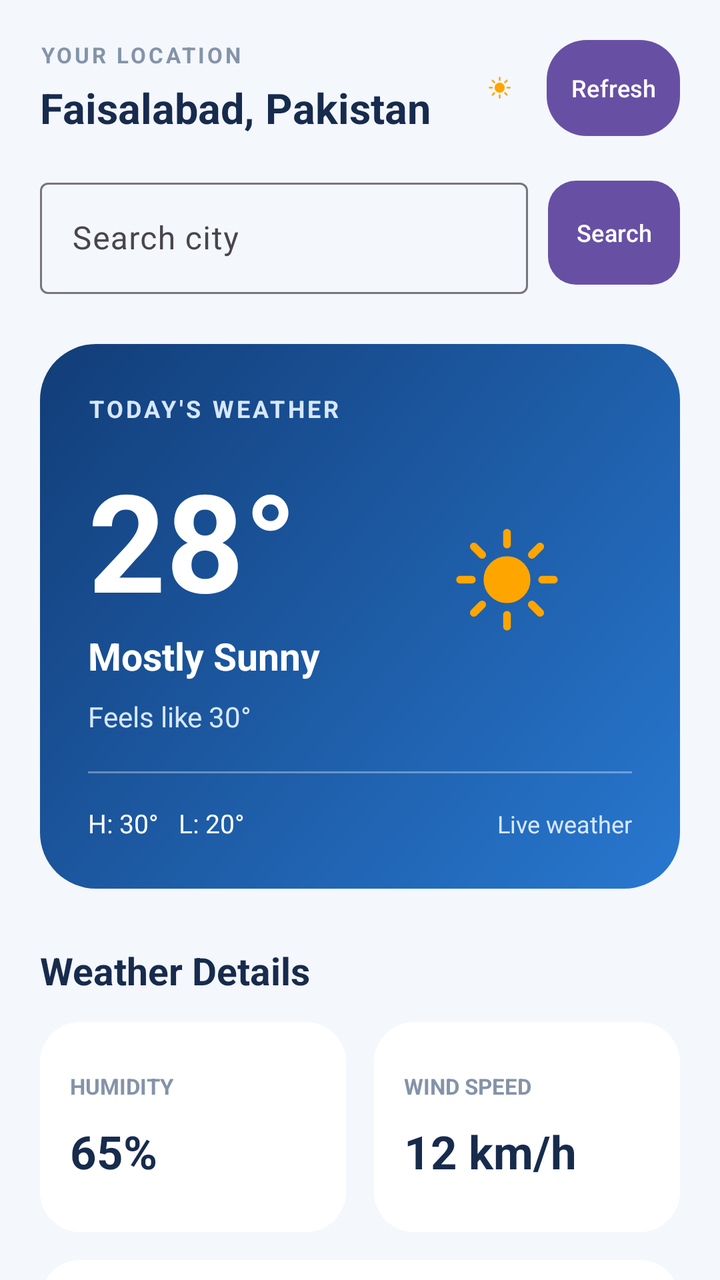
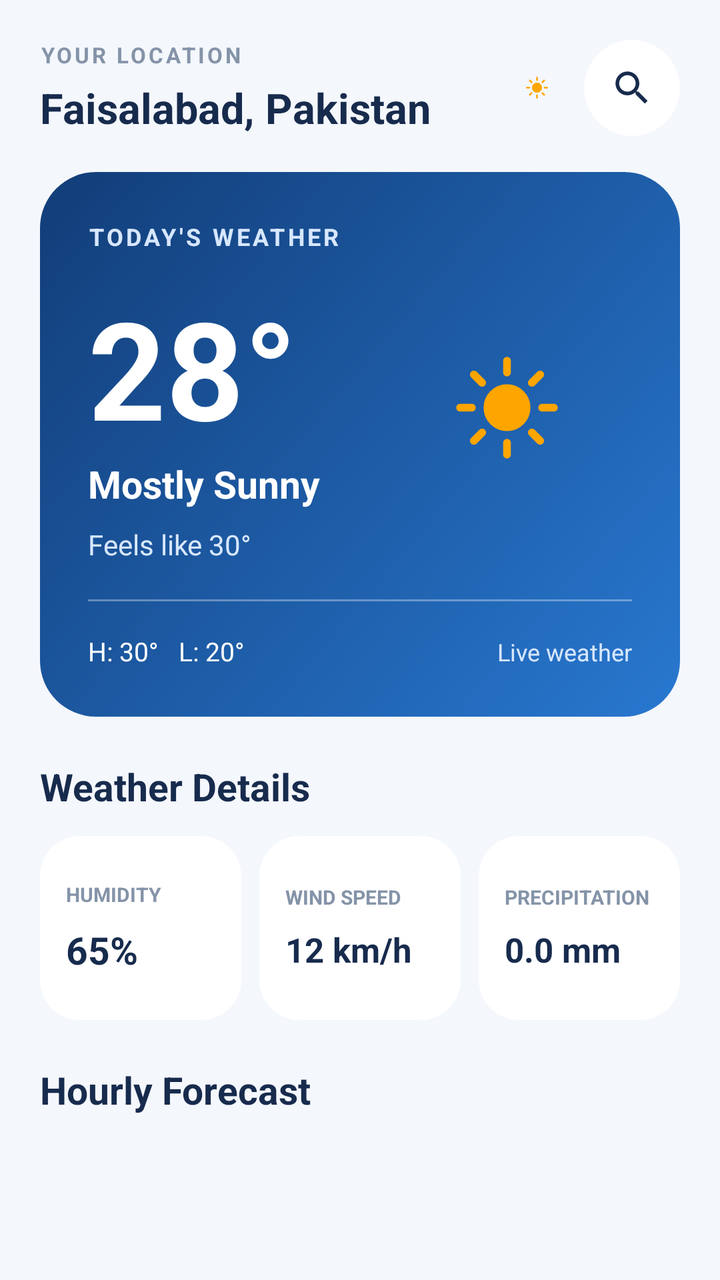

Before-and-after screenshots of an Android layout around one commit, followed by the original layout XML and the change that was made.
<!-- AndroidManifest.xml: application theme Theme.WeatherApp -->
<!-- res/layout/activity_main.xml -->
<?xml version="1.0" encoding="utf-8"?>
<ScrollView xmlns:android="http://schemas.android.com/apk/res/android"
    xmlns:app="http://schemas.android.com/apk/res-auto"
    android:id="@+id/main"
    android:layout_width="match_parent"
    android:layout_height="match_parent"
    android:background="#F4F7FC"
    android:fillViewport="true"
    android:scrollbars="none">

    <LinearLayout
        android:layout_width="match_parent"
        android:layout_height="wrap_content"
        android:orientation="vertical"
        android:padding="20dp">

        
        <LinearLayout
            android:layout_width="match_parent"
            android:layout_height="wrap_content"
            android:gravity="center_vertical"
            android:orientation="horizontal">

            <LinearLayout
                android:layout_width="0dp"
                android:layout_height="wrap_content"
                android:layout_weight="1"
                android:orientation="vertical">

                <TextView
                    android:layout_width="wrap_content"
                    android:layout_height="wrap_content"
                    android:text="YOUR LOCATION"
                    android:textColor="#8493A8"
                    android:textSize="11sp"
                    android:textStyle="bold"
                    android:letterSpacing="0.12" />

                <TextView
                    android:id="@+id/tvLocation"
                    android:layout_width="wrap_content"
                    android:layout_height="wrap_content"
                    android:layout_marginTop="5dp"
                    android:text="Faisalabad, Pakistan"
                    android:textColor="#172B4D"
                    android:textSize="21sp"
                    android:textStyle="bold" />

            </LinearLayout>

            <ImageView
                android:id="@+id/ivHeaderWeather"
                android:layout_width="27dp"
                android:layout_height="27dp"
                android:src="@drawable/day"
                android:contentDescription="Weather"
                android:scaleType="fitCenter" />

            
            <ProgressBar
                android:id="@+id/progressBar"
                style="?android:attr/progressBarStyleSmall"
                android:layout_width="24dp"
                android:layout_height="24dp"
                android:layout_marginStart="10dp"
                android:indeterminateTint="#2F6FED"
                android:visibility="gone" />

            <com.google.android.material.button.MaterialButton
                android:id="@+id/btnRefresh"
                android:layout_width="wrap_content"
                android:layout_height="48dp"
                android:layout_marginStart="10dp"
                android:insetTop="0dp"
                android:insetBottom="0dp"
                android:minWidth="0dp"
                android:paddingStart="12dp"
                android:paddingEnd="12dp"
                android:text="Refresh"
                android:textSize="12sp"
                app:cornerRadius="20dp" />
        </LinearLayout>
        
        <LinearLayout
            android:layout_width="match_parent"
            android:layout_height="wrap_content"
            android:layout_marginTop="18dp"
            android:gravity="center_vertical"
            android:orientation="horizontal">

            <com.google.android.material.textfield.TextInputLayout
                android:id="@+id/searchLayout"
                style="@style/Widget.Material3.TextInputLayout.OutlinedBox"
                android:layout_width="0dp"
                android:layout_height="wrap_content"
                android:layout_weight="1"
                android:hint="Search city">

                <com.google.android.material.textfield.TextInputEditText
                    android:id="@+id/etCitySearch"
                    android:layout_width="match_parent"
                    android:layout_height="wrap_content"
                    android:imeOptions="actionSearch"
                    android:inputType="textCapWords"
                    android:maxLines="1" />
            </com.google.android.material.textfield.TextInputLayout>

            <com.google.android.material.button.MaterialButton
                android:id="@+id/btnSearch"
                android:layout_width="wrap_content"
                android:layout_height="52dp"
                android:layout_marginStart="10dp"
                android:insetTop="0dp"
                android:insetBottom="0dp"
                android:minWidth="0dp"
                android:paddingStart="14dp"
                android:paddingEnd="14dp"
                android:text="Search"
                android:textSize="12sp"
                app:cornerRadius="14dp" />
        </LinearLayout>

        
        <LinearLayout
            android:id="@+id/llError"
            android:layout_width="match_parent"
            android:layout_height="wrap_content"
            android:layout_marginTop="10dp"
            android:background="@drawable/bg_error"
            android:gravity="center_vertical"
            android:orientation="horizontal"
            android:padding="12dp"
            android:visibility="gone">

            <TextView
                android:id="@+id/tvError"
                android:layout_width="0dp"
                android:layout_height="wrap_content"
                android:layout_weight="1"
                android:textColor="#B3261E"
                android:textSize="13sp" />

            <com.google.android.material.button.MaterialButton
                android:id="@+id/btnRetry"
                android:layout_width="wrap_content"
                android:layout_height="48dp"
                android:layout_marginStart="8dp"
                android:insetTop="0dp"
                android:insetBottom="0dp"
                android:minWidth="0dp"
                android:paddingStart="14dp"
                android:paddingEnd="14dp"
                android:text="Retry"
                android:textSize="12sp"
                app:cornerRadius="14dp" />
        </LinearLayout>

        
        <LinearLayout
            android:id="@+id/llSearchResults"
            android:layout_width="match_parent"
            android:layout_height="wrap_content"
            android:layout_marginTop="10dp"
            android:background="@drawable/bg_detail_card"
            android:orientation="vertical"
            android:padding="6dp"
            android:visibility="gone" />

        
        <LinearLayout
            android:id="@+id/cardMain"
            android:layout_width="match_parent"
            android:layout_height="wrap_content"
            android:layout_marginTop="25dp"
            android:background="@drawable/bg_weather_card"
            android:focusable="true"
            android:orientation="vertical"
            android:padding="24dp">

            <TextView
                android:layout_width="wrap_content"
                android:layout_height="wrap_content"
                android:text="TODAY'S WEATHER"
                android:textColor="#D7E7FF"
                android:textSize="12sp"
                android:textStyle="bold"
                android:letterSpacing="0.12" />

            <LinearLayout
                android:importantForAccessibility="noHideDescendants"
                android:layout_width="match_parent"
                android:layout_height="wrap_content"
                android:gravity="center_vertical"
                android:orientation="horizontal">

                <LinearLayout
                    android:layout_width="0dp"
                    android:layout_height="wrap_content"
                    android:layout_weight="1"
                    android:orientation="vertical">

                    <TextView
                        android:id="@+id/tvTemperature"
                        android:layout_width="wrap_content"
                        android:layout_height="wrap_content"
                        android:layout_marginTop="12dp"
                        android:text="28°"
                        android:textColor="#FFFFFF"
                        android:textSize="68sp"
                        android:textStyle="bold" />

                    <TextView
                        android:id="@+id/tvCondition"
                        android:layout_width="wrap_content"
                        android:layout_height="wrap_content"
                        android:text="Mostly Sunny"
                        android:textColor="#FFFFFF"
                        android:textSize="19sp"
                        android:textStyle="bold" />

                    <TextView
                        android:id="@+id/tvFeelsLike"
                        android:layout_width="wrap_content"
                        android:layout_height="wrap_content"
                        android:layout_marginTop="8dp"
                        android:text="Feels like 30°"
                        android:textColor="#D7E7FF"
                        android:textSize="14sp" />

                </LinearLayout>

                <ImageView
                    android:id="@+id/ivCurrentWeather"
                    android:layout_width="125dp"
                    android:layout_height="125dp"
                    android:src="@drawable/day"
                    android:scaleType="fitCenter"
                    android:contentDescription="Current weather illustration" />

            </LinearLayout>

            <View
                android:layout_width="match_parent"
                android:layout_height="1dp"
                android:layout_marginTop="18dp"
                android:background="#55FFFFFF" />

            <LinearLayout
                android:importantForAccessibility="noHideDescendants"
                android:layout_width="match_parent"
                android:layout_height="wrap_content"
                android:layout_marginTop="16dp"
                android:orientation="horizontal">

                <TextView
                    android:id="@+id/tvHighLow"
                    android:layout_width="0dp"
                    android:layout_height="wrap_content"
                    android:layout_weight="1"
                    android:text="H: 30°   L: 20°"
                    android:textColor="#FFFFFF"
                    android:textSize="13sp" />

                <TextView
                    android:layout_width="wrap_content"
                    android:layout_height="wrap_content"
                    android:text="Live weather"
                    android:textColor="#D7E7FF"
                    android:textSize="12sp" />

            </LinearLayout>

        </LinearLayout>

        
        <TextView
            android:layout_width="wrap_content"
            android:layout_height="wrap_content"
            android:layout_marginTop="28dp"
            android:id="@+id/tvDetailsHeading"
            android:text="Weather Details"
            android:textColor="#172B4D"
            android:textSize="19sp"
            android:textStyle="bold" />

        
        <LinearLayout
            android:layout_width="match_parent"
            android:layout_height="wrap_content"
            android:layout_marginTop="13dp"
            android:orientation="horizontal">

            <LinearLayout
                android:id="@+id/cardHumidity"
                android:layout_width="0dp"
                android:layout_height="wrap_content"
                android:minHeight="105dp"
                android:layout_marginEnd="7dp"
                android:layout_weight="1"
                android:background="@drawable/bg_detail_card"
                android:gravity="center_vertical"
                android:orientation="vertical"
                android:padding="15dp">

                <TextView
                    android:layout_width="wrap_content"
                    android:layout_height="wrap_content"
                    android:text="HUMIDITY"
                    android:textColor="#8493A8"
                    android:textSize="11sp"
                    android:textStyle="bold" />

                <TextView
                    android:id="@+id/tvHumidity"
                    android:layout_width="wrap_content"
                    android:layout_height="wrap_content"
                    android:layout_marginTop="10dp"
                    android:text="65%"
                    android:textColor="#172B4D"
                    android:textSize="23sp"
                    android:textStyle="bold" />

            </LinearLayout>

            <LinearLayout
                android:id="@+id/cardWind"
                android:layout_width="0dp"
                android:layout_height="wrap_content"
                android:minHeight="105dp"
                android:layout_marginStart="7dp"
                android:layout_weight="1"
                android:background="@drawable/bg_detail_card"
                android:gravity="center_vertical"
                android:orientation="vertical"
                android:padding="15dp">

                <TextView
                    android:layout_width="wrap_content"
                    android:layout_height="wrap_content"
                    android:text="WIND SPEED"
                    android:textColor="#8493A8"
                    android:textSize="11sp"
                    android:textStyle="bold" />

                <TextView
                    android:id="@+id/tvWindSpeed"
                    android:layout_width="wrap_content"
                    android:layout_height="wrap_content"
                    android:layout_marginTop="10dp"
                    android:text="12 km/h"
                    android:textColor="#172B4D"
                    android:textSize="23sp"
                    android:textStyle="bold" />

            </LinearLayout>

        </LinearLayout>

        
        <LinearLayout
            android:id="@+id/cardPrecipitation"
            android:layout_width="match_parent"
            android:layout_height="wrap_content"
            android:minHeight="105dp"
            android:layout_marginTop="14dp"
            android:background="@drawable/bg_detail_card"
            android:gravity="center_vertical"
            android:orientation="vertical"
            android:padding="15dp">

            <TextView
                android:layout_width="wrap_content"
                android:layout_height="wrap_content"
                android:text="PRECIPITATION"
                android:textColor="#8493A8"
                android:textSize="11sp"
                android:textStyle="bold" />

            <TextView
                android:id="@+id/tvPrecipitation"
                android:layout_width="wrap_content"
                android:layout_height="wrap_content"
                android:layout_marginTop="10dp"
                android:text="0.0 mm"
                android:textColor="#172B4D"
                android:textSize="23sp"
                android:textStyle="bold" />

        </LinearLayout>

        
        <TextView
            android:layout_width="wrap_content"
            android:layout_height="wrap_content"
            android:layout_marginTop="28dp"
            android:id="@+id/tvHourlyHeading"
            android:text="Hourly Forecast"
            android:textColor="#172B4D"
            android:textSize="19sp"
            android:textStyle="bold" />

        
        
        <androidx.recyclerview.widget.RecyclerView
            android:id="@+id/rvHourly"
            android:layout_width="match_parent"
            android:layout_height="wrap_content"
            android:minHeight="120dp"
            android:layout_marginTop="13dp"
            android:clipToPadding="false"
            android:nestedScrollingEnabled="false"
            android:overScrollMode="never"
            android:paddingStart="2dp"
            android:paddingEnd="2dp"
            android:scrollbars="none" />

        
        <TextView
            android:layout_width="wrap_content"
            android:layout_height="wrap_content"
            android:layout_marginTop="28dp"
            android:id="@+id/tvDailyHeading"
            android:text="7-Day Forecast"
            android:textColor="#172B4D"
            android:textSize="19sp"
            android:textStyle="bold" />

        
        <androidx.recyclerview.widget.RecyclerView
            android:id="@+id/rvDaily"
            android:layout_width="match_parent"
            android:layout_height="wrap_content"
            android:layout_marginTop="13dp"
            android:background="@drawable/bg_detail_card"
            android:clipToPadding="false"
            android:nestedScrollingEnabled="false"
            android:overScrollMode="never"
            android:padding="12dp"
            android:scrollbars="none" />

    </LinearLayout>
</ScrollView>
<!-- resources referenced by this layout -->
<resources>
  <!-- drawable bg_detail_card (drawable) -->
  <?xml version="1.0" encoding="utf-8"?>
  <shape xmlns:android="http://schemas.android.com/apk/res/android">
      <solid android:color="#FFFFFF" />
      <corners android:radius="20dp" />
  </shape>
  <!-- drawable bg_error (drawable) -->
  <?xml version="1.0" encoding="utf-8"?>
  <shape xmlns:android="http://schemas.android.com/apk/res/android">
      <solid android:color="#FDECEA" />
      <corners android:radius="20dp" />
  </shape>
  <!-- drawable bg_weather_card (drawable) -->
  <?xml version="1.0" encoding="utf-8"?>
  <shape xmlns:android="http://schemas.android.com/apk/res/android">
      <corners android:radius="28dp" />
      <gradient
          android:startColor="#2878D0"
          android:endColor="#123D78"
          android:angle="135" />
  </shape>
  <!-- drawable day (drawable) -->
  <vector xmlns:android="http://schemas.android.com/apk/res/android"
      android:width="64dp"
      android:height="64dp"
      android:viewportWidth="64"
      android:viewportHeight="64">
    <path
        android:pathData="M32,41L32,44"
        android:strokeWidth="2"
        android:fillColor="#00000000"
        android:strokeColor="#ffa500"
        android:strokeLineCap="round"/>
    <path
        android:pathData="M25.636,38.364L23.515,40.485"
        android:strokeWidth="2"
        android:fillColor="#00000000"
        android:strokeColor="#ffa500"
        android:strokeLineCap="round"/>
    <path
        android:pathData="M23,32L20,32"
        android:strokeWidth="2"
        android:fillColor="#00000000"
        android:strokeColor="#ffa500"
        android:strokeLineCap="round"/>
    <path
        android:pathData="M25.636,25.636L23.515,23.515"
        android:strokeWidth="2"
        android:fillColor="#00000000"
        android:strokeColor="#ffa500"
        android:strokeLineCap="round"/>
    <path
        android:pathData="M32,23L32,20"
        android:strokeWidth="2"
        android:fillColor="#00000000"
        android:strokeColor="#ffa500"
        android:strokeLineCap="round"/>
    <path
        android:pathData="M38.364,25.636L40.485,23.515"
        android:strokeWidth="2"
        android:fillColor="#00000000"
        android:strokeColor="#ffa500"
        android:strokeLineCap="round"/>
    <path
        android:pathData="M41,32L44,32"
        android:strokeWidth="2"
        android:fillColor="#00000000"
        android:strokeColor="#ffa500"
        android:strokeLineCap="round"/>
    <path
        android:pathData="M38.364,38.364L40.485,40.485"
        android:strokeWidth="2"
        android:fillColor="#00000000"
        android:strokeColor="#ffa500"
        android:strokeLineCap="round"/>
    <path
        android:pathData="M32,32m-5,0a5,5 0,1 1,10 0a5,5 0,1 1,-10 0"
        android:strokeWidth="2"
        android:fillColor="#ffa500"
        android:strokeColor="#ffa500"/>
  </vector>
  <style name="Theme.WeatherApp" parent="Base.Theme.WeatherApp" />
  <style name="Base.Theme.WeatherApp" parent="Theme.Material3.DayNight.NoActionBar">
          
          <item name="android:windowBackground">#F4F7FC</item>
      </style>
</resources>

<!-- the commit's change to res/layout/activity_main.xml (unified diff, before → after) -->
@@ -66,27 +66,28 @@
                 android:indeterminateTint="#2F6FED"
                 android:visibility="gone" />
 
-            <com.google.android.material.button.MaterialButton
-                android:id="@+id/btnRefresh"
-                android:layout_width="wrap_content"
+            
+            <ImageButton
+                android:id="@+id/btnToggleSearch"
+                android:layout_width="48dp"
                 android:layout_height="48dp"
                 android:layout_marginStart="10dp"
-                android:insetTop="0dp"
-                android:insetBottom="0dp"
-                android:minWidth="0dp"
-                android:paddingStart="12dp"
-                android:paddingEnd="12dp"
-                android:text="Refresh"
-                android:textSize="12sp"
-                app:cornerRadius="20dp" />
+                android:background="@drawable/bg_icon_pill"
+                android:contentDescription="Search city"
+                android:padding="13dp"
+                android:scaleType="centerInside"
+                android:src="@drawable/ic_search" />
         </LinearLayout>
-        
-        <LinearLayout
-            android:layout_width="match_parent"
-            android:layout_height="wrap_content"
-            android:layout_marginTop="18dp"
+
+        
+        <LinearLayout
+            android:id="@+id/llSearchBar"
+            android:layout_width="match_parent"
+            android:layout_height="wrap_content"
+            android:layout_marginTop="14dp"
             android:gravity="center_vertical"
-            android:orientation="horizontal">
+            android:orientation="horizontal"
+            android:visibility="gone">
 
             <com.google.android.material.textfield.TextInputLayout
                 android:id="@+id/searchLayout"
@@ -171,7 +172,7 @@
             android:id="@+id/cardMain"
             android:layout_width="match_parent"
             android:layout_height="wrap_content"
-            android:layout_marginTop="25dp"
+            android:layout_marginTop="18dp"
             android:background="@drawable/bg_weather_card"
             android:focusable="true"
             android:orientation="vertical"
@@ -276,7 +277,7 @@
         <TextView
             android:layout_width="wrap_content"
             android:layout_height="wrap_content"
-            android:layout_marginTop="28dp"
+            android:layout_marginTop="22dp"
             android:id="@+id/tvDetailsHeading"
             android:text="Weather Details"
             android:textColor="#172B4D"
@@ -287,37 +288,38 @@
         <LinearLayout
             android:layout_width="match_parent"
             android:layout_height="wrap_content"
-            android:layout_marginTop="13dp"
+            android:layout_marginTop="12dp"
             android:orientation="horizontal">
 
             <LinearLayout
                 android:id="@+id/cardHumidity"
                 android:layout_width="0dp"
                 android:layout_height="wrap_content"
-                android:minHeight="105dp"
-                android:layout_marginEnd="7dp"
+                android:minHeight="92dp"
+                android:layout_marginEnd="6dp"
                 android:layout_weight="1"
                 android:background="@drawable/bg_detail_card"
                 android:gravity="center_vertical"
                 android:orientation="vertical"
-                android:padding="15dp">
+                android:padding="13dp">
 
                 <TextView
                     android:layout_width="wrap_content"
                     android:layout_height="wrap_content"
                     android:text="HUMIDITY"
                     android:textColor="#8493A8"
-                    android:textSize="11sp"
+                    android:textSize="10sp"
                     android:textStyle="bold" />
 
                 <TextView
                     android:id="@+id/tvHumidity"
                     android:layout_width="wrap_content"
                     android:layout_height="wrap_content"
-                    android:layout_marginTop="10dp"
+                    android:layout_marginTop="8dp"
+                    android:maxLines="1"
                     android:text="65%"
                     android:textColor="#172B4D"
-                    android:textSize="23sp"
+                    android:textSize="19sp"
                     android:textStyle="bold" />
 
             </LinearLayout>
@@ -326,65 +328,69 @@
                 android:id="@+id/cardWind"
                 android:layout_width="0dp"
                 android:layout_height="wrap_content"
-                android:minHeight="105dp"
-                android:layout_marginStart="7dp"
+                android:minHeight="92dp"
+                android:layout_marginStart="3dp"
+                android:layout_marginEnd="3dp"
                 android:layout_weight="1"
                 android:background="@drawable/bg_detail_card"
                 android:gravity="center_vertical"
                 android:orientation="vertical"
-                android:padding="15dp">
+                android:padding="13dp">
 
                 <TextView
                     android:layout_width="wrap_content"
                     android:layout_height="wrap_content"
                     android:text="WIND SPEED"
                     android:textColor="#8493A8"
-                    android:textSize="11sp"
+                    android:textSize="10sp"
                     android:textStyle="bold" />
 
                 <TextView
                     android:id="@+id/tvWindSpeed"
                     android:layout_width="wrap_content"
                     android:layout_height="wrap_content"
-                    android:layout_marginTop="10dp"
+                    android:layout_marginTop="8dp"
+                    android:maxLines="1"
                     android:text="12 km/h"
                     android:textColor="#172B4D"
-                    android:textSize="23sp"
-                    android:textStyle="bold" />
-
-            </LinearLayout>
-
-        </LinearLayout>
-
-        
-        <LinearLayout
-            android:id="@+id/cardPrecipitation"
-            android:layout_width="match_parent"
-            android:layout_height="wrap_content"
-            android:minHeight="105dp"
-            android:layout_marginTop="14dp"
-            android:background="@drawable/bg_detail_card"
-            android:gravity="center_vertical"
-            android:orientation="vertical"
-            android:padding="15dp">
-
-            <TextView
-                android:layout_width="wrap_content"
-                android:layout_height="wrap_content"
-                android:text="PRECIPITATION"
-                android:textColor="#8493A8"
-                android:textSize="11sp"
-                android:textStyle="bold" />
-
-            <TextView
-                android:id="@+id/tvPrecipitation"
-                android:layout_width="wrap_content"
-                android:layout_height="wrap_content"
-                android:layout_marginTop="10dp"
-                android:text="0.0 mm"
-                android:textColor="#172B4D"
-                android:textSize="23sp"
-                android:textStyle="bold" />
+                    android:textSize="17sp"
+                    android:textStyle="bold" />
+
+            </LinearLayout>
+
+            
+            <LinearLayout
+                android:id="@+id/cardPrecipitation"
+                android:layout_width="0dp"
+                android:layout_height="wrap_content"
+                android:minHeight="92dp"
+                android:layout_marginStart="6dp"
+                android:layout_weight="1"
+                android:background="@drawable/bg_detail_card"
+                android:gravity="center_vertical"
+                android:orientation="vertical"
+                android:padding="13dp">
+
+                <TextView
+                    android:layout_width="wrap_content"
+                    android:layout_height="wrap_content"
+                    android:text="PRECIPITATION"
+                    android:textColor="#8493A8"
+                    android:textSize="10sp"
+                    android:textStyle="bold" />
+
+                <TextView
+                    android:id="@+id/tvPrecipitation"
+                    android:layout_width="wrap_content"
+                    android:layout_height="wrap_content"
+                    android:layout_marginTop="8dp"
+                    android:maxLines="1"
+                    android:text="0.0 mm"
+                    android:textColor="#172B4D"
+                    android:textSize="17sp"
+                    android:textStyle="bold" />
+
+            </LinearLayout>
 
         </LinearLayout>
 
@@ -392,7 +398,7 @@
         <TextView
             android:layout_width="wrap_content"
             android:layout_height="wrap_content"
-            android:layout_marginTop="28dp"
+            android:layout_marginTop="22dp"
             android:id="@+id/tvHourlyHeading"
             android:text="Hourly Forecast"
             android:textColor="#172B4D"
@@ -418,7 +424,7 @@
         <TextView
             android:layout_width="wrap_content"
             android:layout_height="wrap_content"
-            android:layout_marginTop="28dp"
+            android:layout_marginTop="22dp"
             android:id="@+id/tvDailyHeading"
             android:text="7-Day Forecast"
             android:textColor="#172B4D"
<!-- resource entries referenced after the edit -->
@@ -11,6 +11,12 @@
   <shape xmlns:android="http://schemas.android.com/apk/res/android">
       <solid android:color="#FDECEA" />
       <corners android:radius="20dp" />
+  </shape>
+  <!-- drawable bg_icon_pill (drawable) -->
+  <?xml version="1.0" encoding="utf-8"?>
+  <shape xmlns:android="http://schemas.android.com/apk/res/android"
+      android:shape="oval">
+      <solid android:color="#FFFFFF" />
   </shape>
   <!-- drawable bg_weather_card (drawable) -->
   <?xml version="1.0" encoding="utf-8"?>
@@ -81,6 +87,16 @@
         android:fillColor="#ffa500"
         android:strokeColor="#ffa500"/>
   </vector>
+  <!-- drawable ic_search (drawable) -->
+  <vector xmlns:android="http://schemas.android.com/apk/res/android"
+      android:width="22dp"
+      android:height="22dp"
+      android:viewportWidth="24"
+      android:viewportHeight="24">
+      <path
+          android:fillColor="#172B4D"
+          android:pathData="M15.5,14h-0.79l-0.28,-0.27C15.41,12.59 16,11.11 16,9.5 16,5.91 13.09,3 9.5,3S3,5.91 3,9.5 5.91,16 9.5,16c1.61,0 3.09,-0.59 4.23,-1.57l0.27,0.28v0.79l5,4.99L20.49,19l-4.99,-5zM9.5,14C7.01,14 5,11.99 5,9.5S7.01,5 9.5,5 14,7.01 14,9.5 11.99,14 9.5,14z" />
+  </vector>
   <style name="Theme.WeatherApp" parent="Base.Theme.WeatherApp" />
   <style name="Base.Theme.WeatherApp" parent="Theme.Material3.DayNight.NoActionBar">
           
